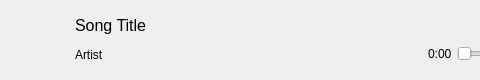
MilanJzo/eda-mp3, file src/frontend/controls.ui: the form before one commit; both pictures show x 0 to 480 and y 0 to 80 of the 1439 by 80 pixel window.
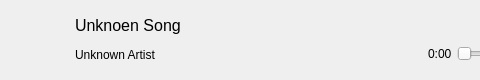
The form after the commit. Icons and pictures are not drawn.

```diff
--- a/src/frontend/controls.ui
+++ b/src/frontend/controls.ui
@@ -124,14 +124,14 @@
               </font>
              </property>
              <property name="text">
-              <string>Song Title</string>
+              <string>Unknoen Song</string>
              </property>
             </widget>
            </item>
            <item>
             <widget class="QLabel" name="artist">
              <property name="text">
-              <string>Artist</string>
+              <string>Unknown Artist</string>
              </property>
             </widget>
            </item>
```
